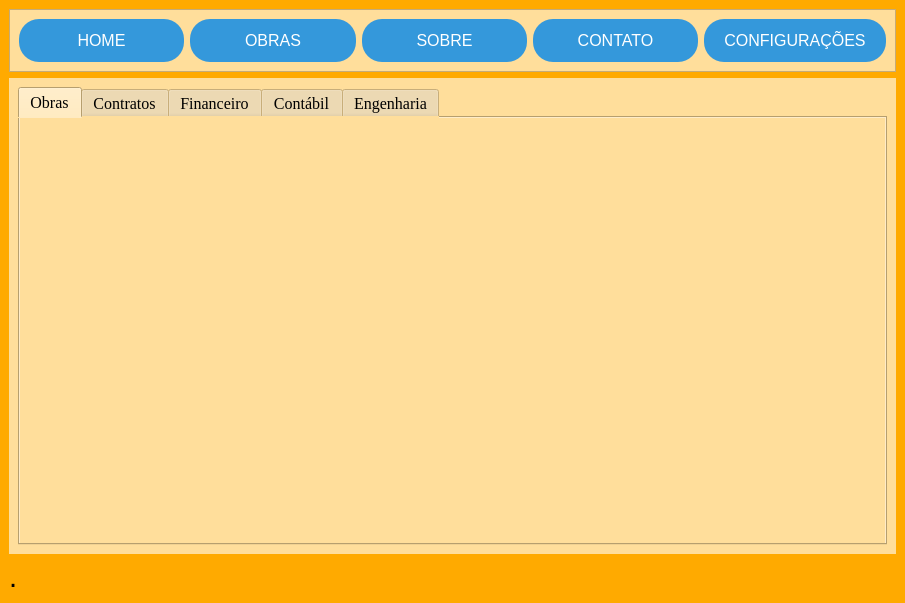
Before: the Qt Designer form UI/main.ui in luamAP/Projeto-Controle_de_obras, drawn with Qt 5.
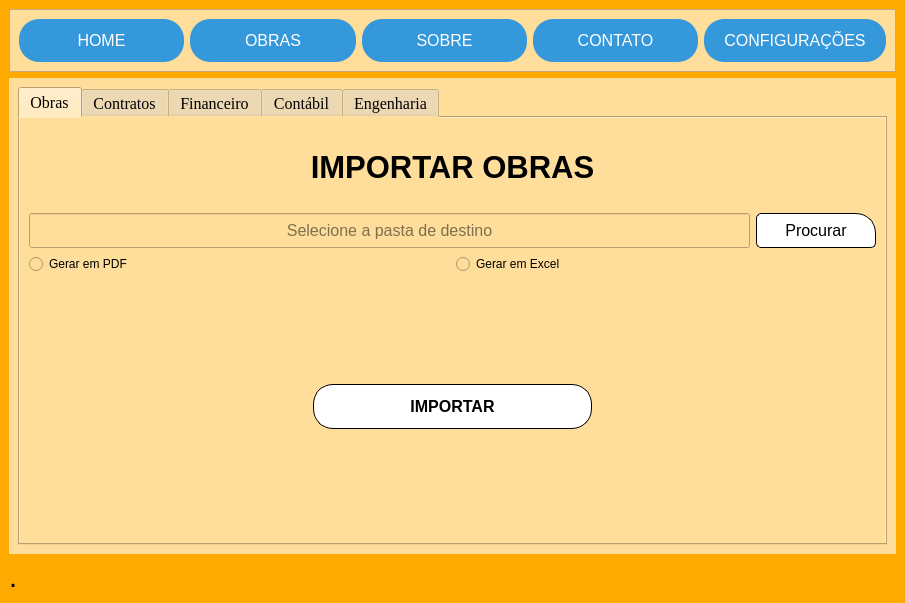
After: the same form once the commit is applied. Icons and pictures are not drawn.

```diff
--- a/UI/main.ui
+++ b/UI/main.ui
@@ -192,6 +192,12 @@
     </item>
     <item>
      <widget class="QStackedWidget" name="pages">
+      <property name="minimumSize">
+       <size>
+        <width>200</width>
+        <height>80</height>
+       </size>
+      </property>
       <property name="font">
        <font>
         <pointsize>16</pointsize>
@@ -242,6 +248,168 @@
            <attribute name="title">
             <string>Obras</string>
            </attribute>
+           <layout class="QVBoxLayout" name="verticalLayout_10">
+            <item>
+             <widget class="QLabel" name="label_17">
+              <property name="sizePolicy">
+               <sizepolicy hsizetype="Expanding" vsizetype="Fixed">
+                <horstretch>0</horstretch>
+                <verstretch>0</verstretch>
+               </sizepolicy>
+              </property>
+              <property name="minimumSize">
+               <size>
+                <width>300</width>
+                <height>80</height>
+               </size>
+              </property>
+              <property name="font">
+               <font>
+                <pointsize>23</pointsize>
+                <weight>75</weight>
+                <bold>true</bold>
+               </font>
+              </property>
+              <property name="text">
+               <string>&lt;html&gt;&lt;head/&gt;&lt;body&gt;&lt;p align=&quot;center&quot;&gt;IMPORTAR OBRAS&lt;/p&gt;&lt;/body&gt;&lt;/html&gt;</string>
+              </property>
+             </widget>
+            </item>
+            <item>
+             <layout class="QHBoxLayout" name="horizontalLayout_14">
+              <item>
+               <widget class="QLineEdit" name="txt_path">
+                <property name="minimumSize">
+                 <size>
+                  <width>0</width>
+                  <height>35</height>
+                 </size>
+                </property>
+                <property name="font">
+                 <font>
+                  <pointsize>12</pointsize>
+                 </font>
+                </property>
+                <property name="alignment">
+                 <set>Qt::AlignCenter</set>
+                </property>
+                <property name="placeholderText">
+                 <string>Selecione a pasta de destino</string>
+                </property>
+               </widget>
+              </item>
+              <item>
+               <widget class="QPushButton" name="btn_open_dir">
+                <property name="minimumSize">
+                 <size>
+                  <width>120</width>
+                  <height>35</height>
+                 </size>
+                </property>
+                <property name="font">
+                 <font>
+                  <pointsize>12</pointsize>
+                 </font>
+                </property>
+                <property name="styleSheet">
+                 <string notr="true">QPushButton {
+                 background-color: #FFFFFF;  /* Cor de fundo branca */
+                color: #000000;            /* Cor do texto preto */ 
+				border:1px solid ;
+                border-radius: 5px;        /* Borda arredondada */
+				border-top-right-radius:20px;
+                padding: 5px 10px;          /* Espaçamento interno */
+}
+QPushButton:hover {
+                background-color: #000000;  /* Altera a cor de fundo ao passar o mouse */
+                color: #FFFFFF;            /* Altera a cor do texto ao passar o mouse */
+}</string>
+                </property>
+                <property name="text">
+                 <string>Procurar</string>
+                </property>
+               </widget>
+              </item>
+             </layout>
+            </item>
+            <item>
+             <layout class="QHBoxLayout" name="horizontalLayout_16">
+              <item>
+               <widget class="QRadioButton" name="radio_pdf">
+                <property name="text">
+                 <string>Gerar em PDF</string>
+                </property>
+               </widget>
+              </item>
+              <item>
+               <widget class="QRadioButton" name="radio_exce">
+                <property name="text">
+                 <string>Gerar em Excel</string>
+                </property>
+               </widget>
+              </item>
+             </layout>
+            </item>
+            <item>
+             <layout class="QHBoxLayout" name="horizontalLayout_15">
+              <item>
+               <widget class="QLabel" name="label_15">
+                <property name="text">
+                 <string/>
+                </property>
+               </widget>
+              </item>
+              <item>
+               <widget class="QPushButton" name="btn_importar">
+                <property name="font">
+                 <font>
+                  <pointsize>-1</pointsize>
+                  <weight>75</weight>
+                  <bold>true</bold>
+                 </font>
+                </property>
+                <property name="cursor">
+                 <cursorShape>PointingHandCursor</cursorShape>
+                </property>
+                <property name="styleSheet">
+                 <string notr="true">/* Estilos padrão do botão */
+QPushButton {
+    display: inline-block;
+	font-size: 16px;
+    padding: 12px 20px;	
+	background-color: rgb(255, 255, 255);
+    
+	color: rgb(0, 0, 0);
+    border-radius: 20px;
+	border:1px solid;
+	gridline-color: rgb(0, 0, 0);
+    cursor: pointer;
+    transition: background-color 0.3s;
+}
+
+/* Estilos do botão ao passar o mouse */
+QPushButton:hover {
+    
+	
+	background-color: rgb(195, 195, 195);
+}
+</string>
+                </property>
+                <property name="text">
+                 <string>IMPORTAR</string>
+                </property>
+               </widget>
+              </item>
+              <item>
+               <widget class="QLabel" name="label_16">
+                <property name="text">
+                 <string/>
+                </property>
+               </widget>
+              </item>
+             </layout>
+            </item>
+           </layout>
           </widget>
           <widget class="QWidget" name="tab_contratos">
            <attribute name="title">
```
Left out of the diff: 10 changed lines with no effect on the pictures.
